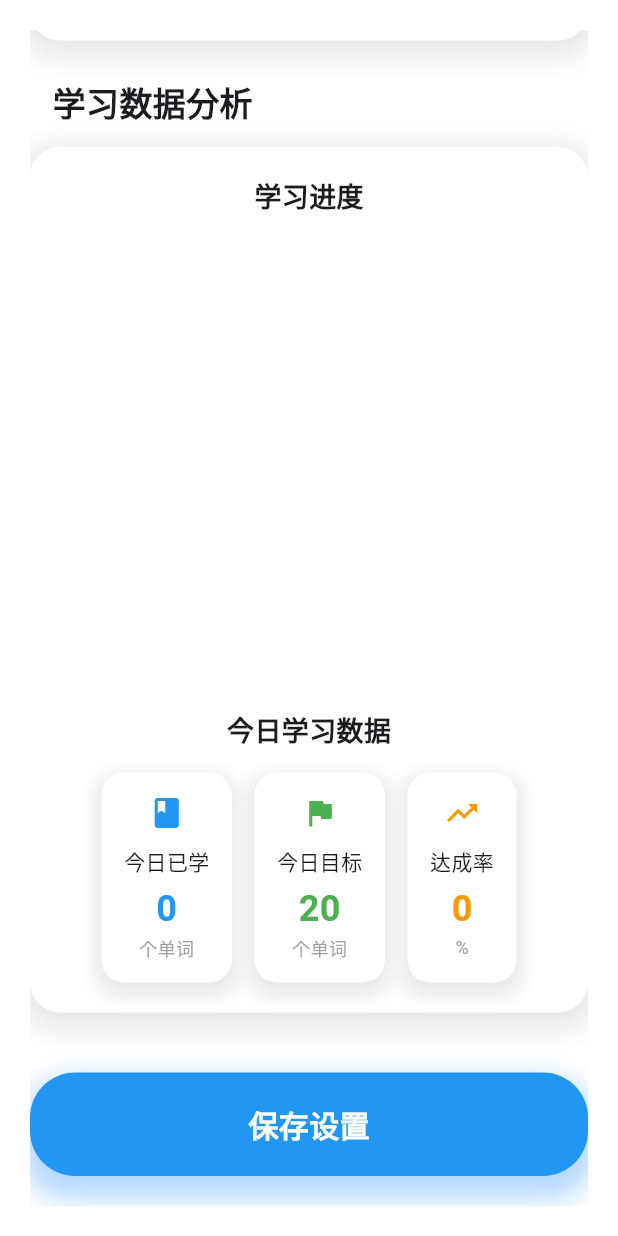
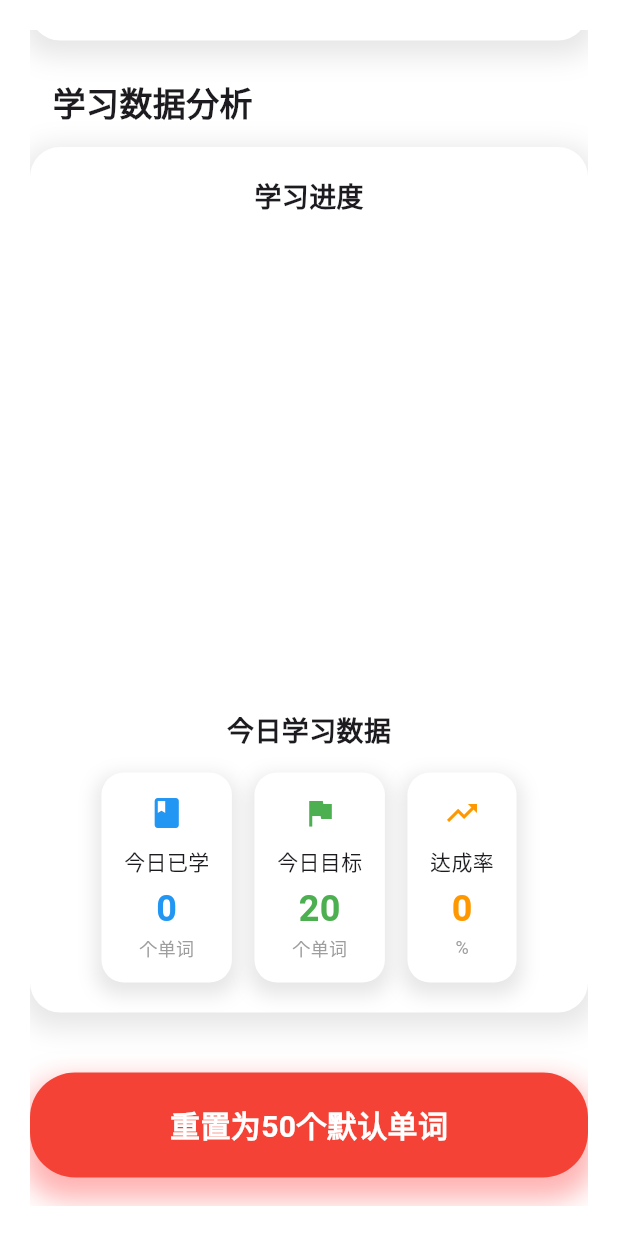
Before and after one commit to xtr-hub/micro_word, a Flutter app: the SettingsPage screen opened by its route, scrolled down 1342 dp, on a phone screen of 412 x 824 dp. Run offline on Flutter 3.47's test engine with Material 3 defaults, Android fonts, the phone set to English and light mode, and no system bars; drawn by our look-alikes of fl_chart; our stand-ins replace flutter_tts, shared_preferences; accounts and stored records are empty.

Commit message:
feat(reset): 添加重置为50个默认单词的功能

```diff
--- a/lib/pages/settings_page.dart
+++ b/lib/pages/settings_page.dart
@@ -3,6 +3,7 @@ import 'package:fl_chart/fl_chart.dart'; // 图表库，用于显示学习数据
 import 'package:provider/provider.dart'; // 状态管理库，用于主题切换
 import '../models/study_progress.dart'; // 学习进度模型
 import '../models/settings.dart'; // 用户设置模型
+import '../models/word_storage.dart'; // 单词存储服务
 import '../providers/theme_provider.dart'; // 主题状态管理
 
 /// 设置页面
@@ -124,6 +125,68 @@ class _SettingsPageState extends State<SettingsPage> {
     // 显示保存成功提示
     ScaffoldMessenger.of(context).showSnackBar(
       SnackBar(content: Text('设置已保存'), duration: Duration(seconds: 2)),
+    );
+  }
+
+  /// 重置为默认单词
+  ///
+  /// 将当前单词数据重置为50个默认单词
+  void _resetToDefaultWords() async {
+    // 显示确认对话框
+    showDialog(
+      context: context,
+      builder: (BuildContext dialogContext) {
+        return AlertDialog(
+          title: Text('确认重置'),
+          content: Text('确定要将所有单词数据重置为50个默认单词吗？此操作不可撤销！'),
+          actions: <Widget>[
+            TextButton(
+              child: Text('取消'),
+              onPressed: () {
+                Navigator.of(dialogContext).pop(); // 关闭对话框
+              },
+            ),
+            TextButton(
+              child: Text('重置'),
+              style: TextButton.styleFrom(
+                foregroundColor: Colors.red, // 重置按钮文字颜色
+              ),
+              onPressed: () async {
+                Navigator.of(dialogContext).pop(); // 关闭对话框
+
+                try {
+                  // 保存当前上下文用于异步操作
+                  final scaffoldContext = ScaffoldMessenger.of(context).context;
+
+                  // 调用WordStorage的重置方法
+                  await WordStorage.resetToDefaultWords();
+
+                  // 显示重置成功提示
+                  ScaffoldMessenger.of(scaffoldContext).showSnackBar(
+                    SnackBar(
+                      content: Text('已成功重置为50个默认单词'),
+                      duration: Duration(seconds: 2),
+                      backgroundColor: Colors.green,
+                    ),
+                  );
+                } catch (e) {
+                  // 保存当前上下文用于异步操作
+                  final scaffoldContext = ScaffoldMessenger.of(context).context;
+
+                  // 显示重置失败提示
+                  ScaffoldMessenger.of(scaffoldContext).showSnackBar(
+                    SnackBar(
+                      content: Text('重置失败：$e'),
+                      duration: Duration(seconds: 2),
+                      backgroundColor: Colors.red,
+                    ),
+                  );
+                }
+              },
+            ),
+          ],
+        );
+      },
     );
   }
 
@@ -616,6 +679,43 @@ class _SettingsPageState extends State<SettingsPage> {
             ]),
 
             SizedBox(height: 40), // 垂直间距
+            // 重置为默认单词按钮
+            ConstrainedBox(
+              constraints: BoxConstraints(maxWidth: 300), // 按钮最大宽度
+              child: GestureDetector(
+                onTap: _resetToDefaultWords, // 点击重置为默认单词
+                child: AnimatedContainer(
+                  duration: Duration(milliseconds: 300), // 动画持续时间
+                  width: double.infinity,
+                  padding: EdgeInsets.symmetric(vertical: 20), // 按钮内边距
+                  decoration: BoxDecoration(
+                    color: Colors.red, // 按钮背景色
+                    borderRadius: BorderRadius.circular(30), // 按钮圆角
+                    boxShadow: [
+                      // 按钮阴影
+                      BoxShadow(
+                        color: Color.fromRGBO(255, 0, 0, 0.3),
+                        spreadRadius: 5,
+                        blurRadius: 15,
+                        offset: Offset(0, 10),
+                      ),
+                    ],
+                  ),
+                  child: Center(
+                    child: Text(
+                      '重置为50个默认单词',
+                      style: TextStyle(
+                        fontSize: 20,
+                        fontWeight: FontWeight.bold,
+                        color: Colors.white,
+                      ),
+                    ),
+                  ),
+                ),
+              ),
+            ),
+
+            SizedBox(height: 20), // 垂直间距
             // 保存设置按钮
             ConstrainedBox(
               constraints: BoxConstraints(maxWidth: 300), // 按钮最大宽度
```
Also changed, not shown: lib/models/word_storage.dart (+38 -0 lines).
